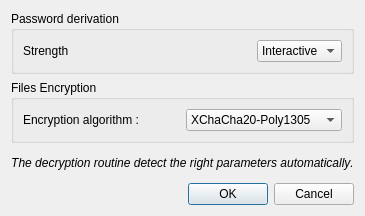
Qt form qtgui/configDialog.ui (Antidote1911/cryptyrust) before a commit.
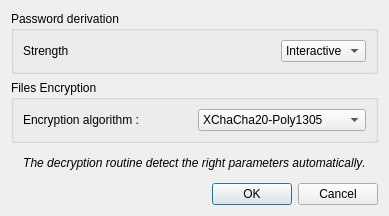
The same form after that commit.

Diff of the .ui file:
```diff
--- a/qtgui/configDialog.ui
+++ b/qtgui/configDialog.ui
@@ -6,7 +6,7 @@
    <rect>
     <x>0</x>
     <y>0</y>
-    <width>351</width>
+    <width>389</width>
     <height>216</height>
    </rect>
   </property>
@@ -109,7 +109,6 @@
     <widget class="QLabel" name="label_5">
      <property name="font">
       <font>
-       <weight>50</weight>
        <italic>true</italic>
        <bold>false</bold>
        <underline>false</underline>
```
Left out of the diff: 15 changed lines with no effect on the pictures.
